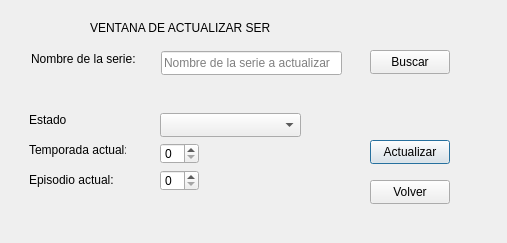
Before: the Qt Designer form ventanaactualizar.ui in josiasarevalorm-jj/ProyectoFinal_Crud_Series, drawn with Qt 5.
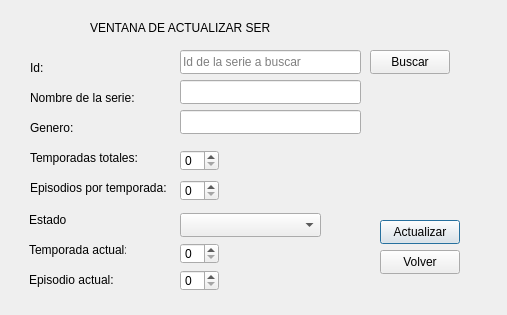
After: the same form once the commit is applied.

Commit message: Actualizar listo

What changed in the file:
```diff
--- a/ventanaactualizar.ui
+++ b/ventanaactualizar.ui
@@ -7,7 +7,7 @@
     <x>0</x>
     <y>0</y>
     <width>507</width>
-    <height>243</height>
+    <height>315</height>
    </rect>
   </property>
   <property name="windowTitle">
@@ -32,8 +32,8 @@
   <widget class="QLabel" name="label_2">
    <property name="geometry">
     <rect>
-     <x>31</x>
-     <y>51</y>
+     <x>30</x>
+     <y>90</y>
      <width>105</width>
      <height>16</height>
     </rect>
@@ -46,7 +46,7 @@
    <property name="geometry">
     <rect>
      <x>29</x>
-     <y>142</y>
+     <y>242</y>
      <width>97</width>
      <height>16</height>
     </rect>
@@ -59,7 +59,7 @@
    <property name="geometry">
     <rect>
      <x>29</x>
-     <y>172</y>
+     <y>272</y>
      <width>86</width>
      <height>16</height>
     </rect>
@@ -71,21 +71,21 @@
   <widget class="QLineEdit" name="txtNombre">
    <property name="geometry">
     <rect>
-     <x>161</x>
-     <y>51</y>
+     <x>180</x>
+     <y>80</y>
      <width>181</width>
      <height>24</height>
     </rect>
    </property>
    <property name="placeholderText">
-    <string>Nombre de la serie a actualizar</string>
+    <string/>
    </property>
   </widget>
   <widget class="QSpinBox" name="spinTemActual">
    <property name="geometry">
     <rect>
-     <x>160</x>
-     <y>143</y>
+     <x>180</x>
+     <y>243</y>
      <width>39</width>
      <height>21</height>
     </rect>
@@ -95,7 +95,7 @@
    <property name="geometry">
     <rect>
      <x>29</x>
-     <y>112</y>
+     <y>212</y>
      <width>38</width>
      <height>16</height>
     </rect>
@@ -107,8 +107,8 @@
   <widget class="QComboBox" name="cmbEstado">
    <property name="geometry">
     <rect>
-     <x>160</x>
-     <y>113</y>
+     <x>180</x>
+     <y>213</y>
      <width>141</width>
      <height>24</height>
     </rect>
@@ -138,8 +138,8 @@
   <widget class="QSpinBox" name="spinEpActual">
    <property name="geometry">
     <rect>
-     <x>160</x>
-     <y>170</y>
+     <x>180</x>
+     <y>270</y>
      <width>39</width>
      <height>21</height>
     </rect>
@@ -148,8 +148,8 @@
   <widget class="QPushButton" name="btnActualizar">
    <property name="geometry">
     <rect>
-     <x>370</x>
-     <y>140</y>
+     <x>380</x>
+     <y>220</y>
      <width>80</width>
      <height>24</height>
     </rect>
@@ -174,8 +174,8 @@
   <widget class="QPushButton" name="btnVover">
    <property name="geometry">
     <rect>
-     <x>370</x>
-     <y>180</y>
+     <x>380</x>
+     <y>250</y>
      <width>80</width>
      <height>24</height>
     </rect>
@@ -184,6 +184,104 @@
     <string>Volver</string>
    </property>
   </widget>
+  <widget class="QLineEdit" name="txtId">
+   <property name="geometry">
+    <rect>
+     <x>180</x>
+     <y>50</y>
+     <width>181</width>
+     <height>24</height>
+    </rect>
+   </property>
+   <property name="placeholderText">
+    <string>Id de la serie a buscar</string>
+   </property>
+  </widget>
+  <widget class="QLabel" name="label_6">
+   <property name="geometry">
+    <rect>
+     <x>30</x>
+     <y>60</y>
+     <width>105</width>
+     <height>16</height>
+    </rect>
+   </property>
+   <property name="text">
+    <string>Id:</string>
+   </property>
+  </widget>
+  <widget class="QLabel" name="label_7">
+   <property name="geometry">
+    <rect>
+     <x>30</x>
+     <y>120</y>
+     <width>51</width>
+     <height>16</height>
+    </rect>
+   </property>
+   <property name="text">
+    <string>Genero:</string>
+   </property>
+  </widget>
+  <widget class="QLabel" name="label_8">
+   <property name="geometry">
+    <rect>
+     <x>30</x>
+     <y>150</y>
+     <width>121</width>
+     <height>16</height>
+    </rect>
+   </property>
+   <property name="text">
+    <string>Temporadas totales:</string>
+   </property>
+  </widget>
+  <widget class="QLabel" name="label_9">
+   <property name="geometry">
+    <rect>
+     <x>30</x>
+     <y>180</y>
+     <width>151</width>
+     <height>16</height>
+    </rect>
+   </property>
+   <property name="text">
+    <string>Episodios por temporada:</string>
+   </property>
+  </widget>
+  <widget class="QSpinBox" name="spinTemTotal">
+   <property name="geometry">
+    <rect>
+     <x>180</x>
+     <y>150</y>
+     <width>39</width>
+     <height>21</height>
+    </rect>
+   </property>
+  </widget>
+  <widget class="QSpinBox" name="spinEpTotal">
+   <property name="geometry">
+    <rect>
+     <x>180</x>
+     <y>180</y>
+     <width>39</width>
+     <height>21</height>
+    </rect>
+   </property>
+  </widget>
+  <widget class="QLineEdit" name="txtGenero">
+   <property name="geometry">
+    <rect>
+     <x>180</x>
+     <y>110</y>
+     <width>181</width>
+     <height>24</height>
+    </rect>
+   </property>
+   <property name="placeholderText">
+    <string/>
+   </property>
+  </widget>
  </widget>
  <resources/>
  <connections/>
```
The commit also changes 6 other files.
